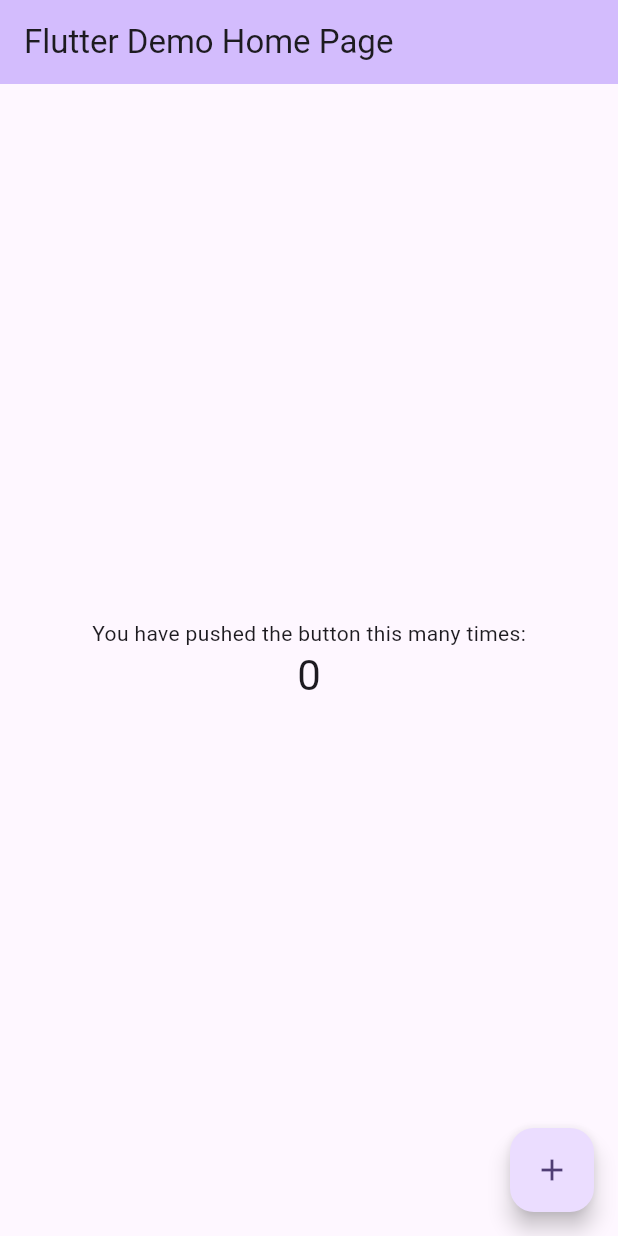
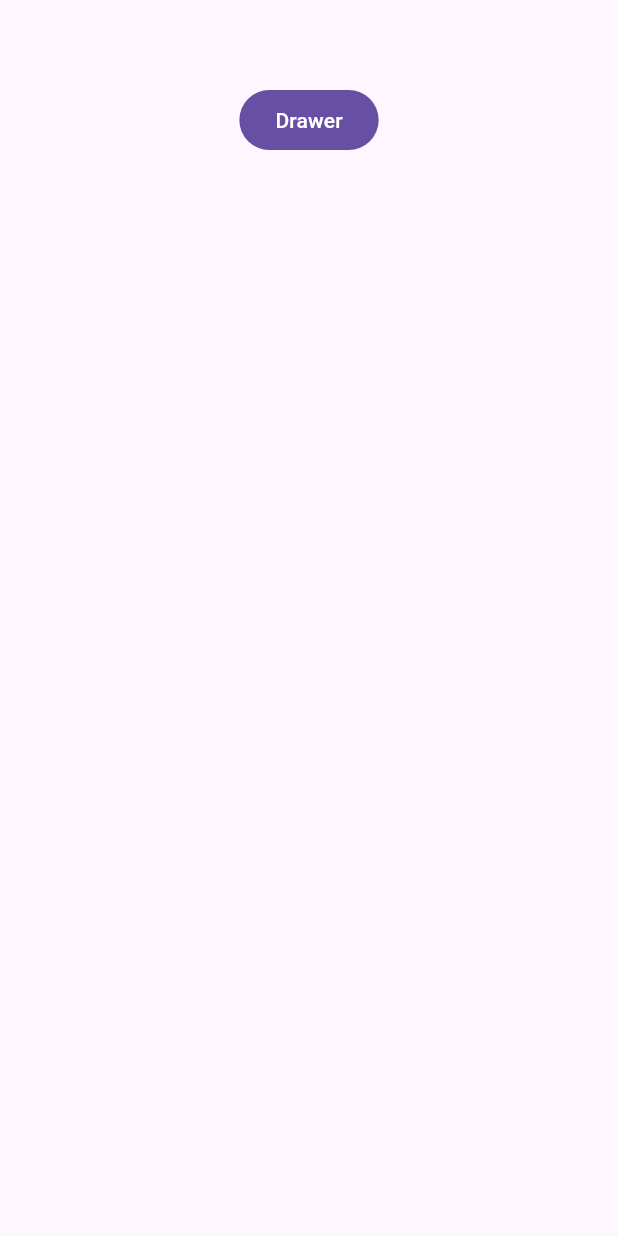
Before and after one commit to MunbodPRGRM/08-Flutter-Utilites, a Flutter app: the screen it shows after launch, on a phone screen of 412 x 824 dp. Run offline on Flutter 3.47's test engine with Material 3 defaults, Android fonts, the phone set to English and light mode, and no system bars.

Commit message:
01-Drawer & PopScope

```diff
--- a/lib/main.dart
+++ b/lib/main.dart
@@ -1,4 +1,5 @@
 import 'package:flutter/material.dart';
+import 'package:flutter_utilities/pages/Home/home.dart';
 
 void main() {
   runApp(const MyApp());
@@ -12,111 +13,7 @@ class MyApp extends StatelessWidget {
   Widget build(BuildContext context) {
     return MaterialApp(
       title: 'Flutter Demo',
-      theme: ThemeData(
-        // This is the theme of your application.
-        //
-        // TRY THIS: Try running your application with "flutter run". You'll see
-        // the application has a purple toolbar. Then, without quitting the app,
-        // try changing the seedColor in the colorScheme below to Colors.green
-        // and then invoke "hot reload" (save your changes or press the "hot
-        // reload" button in a Flutter-supported IDE, or press "r" if you used
-        // the command line to start the app).
-        //
-        // Notice that the counter didn't reset back to zero; the application
-        // state is not lost during the reload. To reset the state, use hot
-        // restart instead.
-        //
-        // This works for code too, not just values: Most code changes can be
-        // tested with just a hot reload.
-        colorScheme: ColorScheme.fromSeed(seedColor: Colors.deepPurple),
-      ),
-      home: const MyHomePage(title: 'Flutter Demo Home Page'),
+      home: HomePage(),
     );
   }
 }
-
-class MyHomePage extends StatefulWidget {
-  const MyHomePage({super.key, required this.title});
-
-  // This widget is the home page of your application. It is stateful, meaning
-  // that it has a State object (defined below) that contains fields that affect
-  // how it looks.
-
-  // This class is the configuration for the state. It holds the values (in this
-  // case the title) provided by the parent (in this case the App widget) and
-  // used by the build method of the State. Fields in a Widget subclass are
-  // always marked "final".
-
-  final String title;
-
-  @override
-  State<MyHomePage> createState() => _MyHomePageState();
-}
-
-class _MyHomePageState extends State<MyHomePage> {
-  int _counter = 0;
-
-  void _incrementCounter() {
-    setState(() {
-      // This call to setState tells the Flutter framework that something has
-      // changed in this State, which causes it to rerun the build method below
-      // so that the display can reflect the updated values. If we changed
-      // _counter without calling setState(), then the build method would not be
-      // called again, and so nothing would appear to happen.
-      _counter++;
-    });
-  }
-
-  @override
-  Widget build(BuildContext context) {
-    // This method is rerun every time setState is called, for instance as done
-    // by the _incrementCounter method above.
-    //
-    // The Flutter framework has been optimized to make rerunning build methods
-    // fast, so that you can just rebuild anything that needs updating rather
-    // than having to individually change instances of widgets.
-    return Scaffold(
-      appBar: AppBar(
-        // TRY THIS: Try changing the color here to a specific color (to
-        // Colors.amber, perhaps?) and trigger a hot reload to see the AppBar
-        // change color while the other colors stay the same.
-        backgroundColor: Theme.of(context).colorScheme.inversePrimary,
-        // Here we take the value from the MyHomePage object that was created by
-        // the App.build method, and use it to set our appbar title.
-        title: Text(widget.title),
-      ),
-      body: Center(
-        // Center is a layout widget. It takes a single child and positions it
-        // in the middle of the parent.
-        child: Column(
-          // Column is also a layout widget. It takes a list of children and
-          // arranges them vertically. By default, it sizes itself to fit its
-          // children horizontally, and tries to be as tall as its parent.
-          //
-          // Column has various properties to control how it sizes itself and
-          // how it positions its children. Here we use mainAxisAlignment to
-          // center the children vertically; the main axis here is the vertical
-          // axis because Columns are vertical (the cross axis would be
-          // horizontal).
-          //
-          // TRY THIS: Invoke "debug painting" (choose the "Toggle Debug Paint"
-          // action in the IDE, or press "p" in the console), to see the
-          // wireframe for each widget.
-          mainAxisAlignment: MainAxisAlignment.center,
-          children: <Widget>[
-            const Text('You have pushed the button this many times:'),
-            Text(
-              '$_counter',
-              style: Theme.of(context).textTheme.headlineMedium,
-            ),
-          ],
-        ),
-      ),
-      floatingActionButton: FloatingActionButton(
-        onPressed: _incrementCounter,
-        tooltip: 'Increment',
-        child: const Icon(Icons.add),
-      ), // This trailing comma makes auto-formatting nicer for build methods.
-    );
-  }
-}
--- /dev/null
+++ b/lib/pages/Home/home.dart
@@ -0,0 +1,37 @@
+import 'package:flutter/material.dart';
+import 'package:flutter_utilities/pages/main_drawer.dart';
+
+class HomePage extends StatefulWidget {
+  const HomePage({super.key});
+
+  @override
+  State<HomePage> createState() => _HomePageState();
+}
+
+class _HomePageState extends State<HomePage> {
+  @override
+  Widget build(BuildContext context) {
+    return Scaffold(
+      appBar: AppBar(),
+      body: SingleChildScrollView(
+        child: SizedBox(
+          width: MediaQuery.of(context).size.width,
+          child: Column(
+            crossAxisAlignment: CrossAxisAlignment.center,
+            children: [
+              FilledButton(
+                onPressed: () {
+                  Navigator.push(
+                    context,
+                    MaterialPageRoute(builder: (context) => MainDrawerPage()),
+                  );
+                },
+                child: const Text('Drawer'),
+              ),
+            ],
+          ),
+        ),
+      ),
+    );
+  }
+}
```
Also changed, not shown: lib/pages/main_drawer.dart (added, +23 -0 lines), lib/widget/drawer.dart (added, +27 -0 lines).
